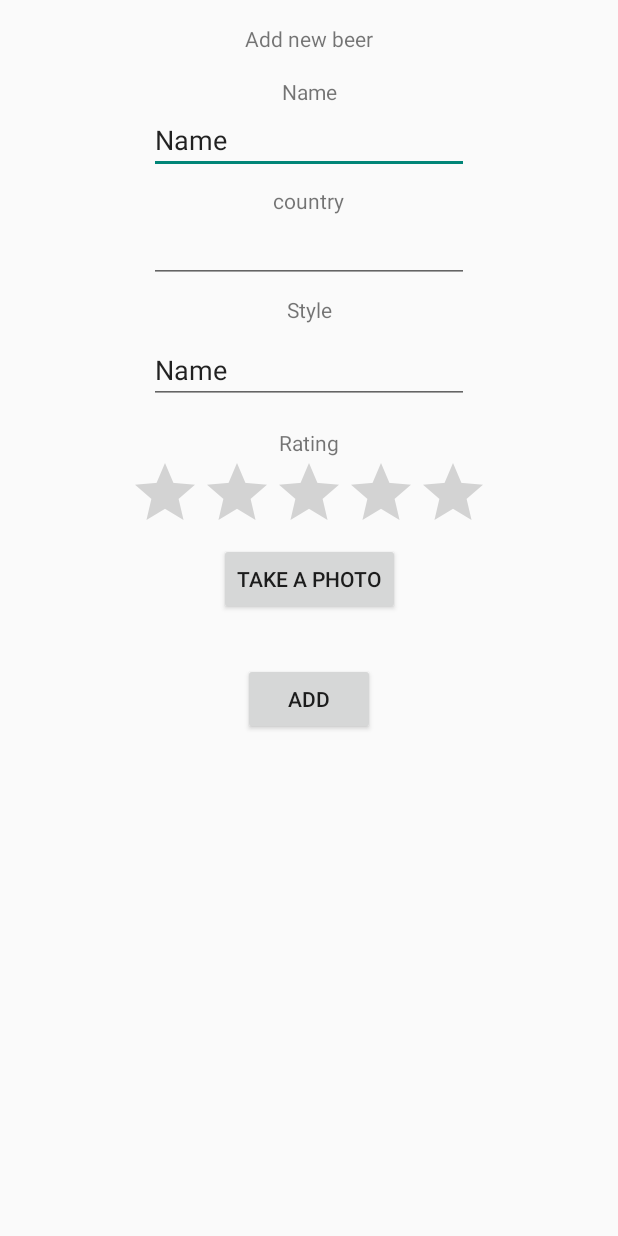
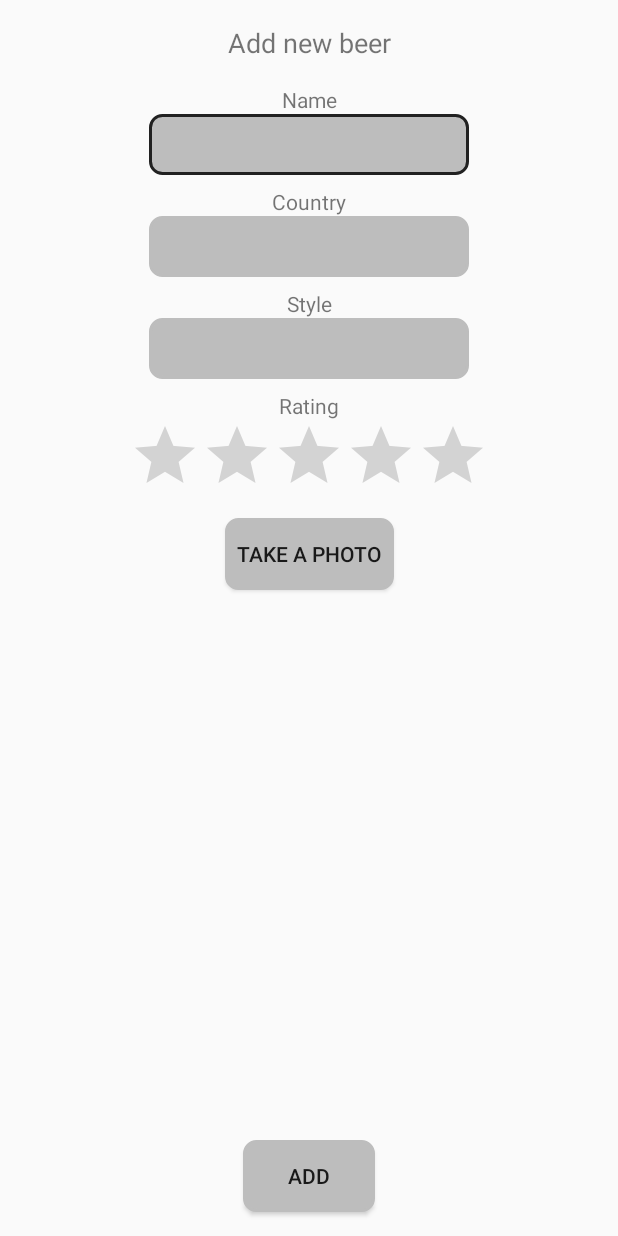
Before and after one commit to pchmielowski/BeerNotepad, an Android app: the AddBeerActivity screen opened directly, with no data from a screen before it, on a phone screen of 412 x 824 dp. Run offline under Robolectric (Android 15) with nearby library versions, the phone set to English and light mode, and no system bars; our stand-ins replace ButterKnife, Dagger/Hilt's generated code, Firebase (no records; nobody signed in at launch, a user with empty details on screens opened directly); libraries missing offline, so code that uses them is left out: com.jakewharton.rxbinding, com.kelvinapps.rxfirebase, rx.functions, rx.subjects; 1 statement that could not run was skipped.

Commit message:
activity_add_beer looks much better

```diff
--- a/app/src/main/java/net/chmielowski/beer/ui/addbeer/AddBeerActivity.java
+++ b/app/src/main/java/net/chmielowski/beer/ui/addbeer/AddBeerActivity.java
@@ -6,6 +6,7 @@ import android.os.Bundle;
 import android.provider.MediaStore;
 import android.support.annotation.NonNull;
 import android.support.v7.app.AppCompatActivity;
+import android.view.View;
 import android.widget.ImageView;
 
 import net.chmielowski.beer.BeerApplication;
@@ -64,8 +65,11 @@ public final class AddBeerActivity extends AppCompatActivity {
     }
 
     private void showImage(final Bitmap bmp) {
-        ((ImageView) findViewById(R.id.add_iv_picture))
-                .setImageBitmap(bmp);
+        final ImageView imageView = (ImageView) findViewById(
+                R.id.add_iv_picture);
+        findViewById(R.id.add_btn_picture).setVisibility(View.INVISIBLE);
+        imageView.setVisibility(View.VISIBLE);
+        imageView.setImageBitmap(bmp);
     }
 
     @NonNull
--- a/app/src/main/res/layout/activity_add_beer.xml
+++ b/app/src/main/res/layout/activity_add_beer.xml
@@ -22,9 +22,10 @@
         android:id="@+id/add_et_name"
         android:layout_width="wrap_content"
         android:layout_height="wrap_content"
+        android:background="@drawable/rounded_rect"
         android:ems="10"
         android:inputType="textPersonName"
-        android:text="Name"
+        android:padding="8dp"
         app:layout_constraintLeft_toLeftOf="parent"
         app:layout_constraintRight_toRightOf="parent"
         app:layout_constraintTop_toBottomOf="@+id/textView"
@@ -35,8 +36,8 @@
         android:id="@+id/textView2"
         android:layout_width="wrap_content"
         android:layout_height="wrap_content"
-        android:layout_marginTop="16dp"
-        android:text="Rating"
+        android:layout_marginTop="8dp"
+        android:text="@string/Rating"
         app:layout_constraintLeft_toLeftOf="parent"
         app:layout_constraintRight_toRightOf="parent"
         app:layout_constraintTop_toBottomOf="@+id/add_et_style"
@@ -59,7 +60,7 @@
         android:layout_width="wrap_content"
         android:layout_height="wrap_content"
         android:layout_marginTop="8dp"
-        android:text="@string/country"
+        android:text="@string/Country"
         app:layout_constraintLeft_toLeftOf="parent"
         app:layout_constraintRight_toRightOf="parent"
         app:layout_constraintTop_toBottomOf="@+id/add_et_name"
@@ -70,8 +71,10 @@
         android:id="@+id/add_et_country"
         android:layout_width="wrap_content"
         android:layout_height="wrap_content"
+        android:background="@drawable/rounded_rect"
         android:ems="10"
         android:inputType="textMultiLine"
+        android:padding="8dp"
         app:layout_constraintLeft_toLeftOf="parent"
         app:layout_constraintRight_toRightOf="parent"
         app:layout_constraintTop_toBottomOf="@+id/textView3"
@@ -84,6 +87,7 @@
         android:layout_height="wrap_content"
         android:layout_marginTop="16dp"
         android:text="@string/add_new_beer"
+        android:textSize="18sp"
         app:layout_constraintLeft_toLeftOf="parent"
         app:layout_constraintRight_toRightOf="parent"
         app:layout_constraintTop_toTopOf="parent"
@@ -98,7 +102,7 @@
         android:layout_marginEnd="16dp"
         android:layout_marginStart="16dp"
         android:layout_marginTop="8dp"
-        android:text="Style"
+        android:text="@string/style"
         app:layout_constraintLeft_toLeftOf="parent"
         app:layout_constraintRight_toRightOf="parent"
         app:layout_constraintTop_toBottomOf="@+id/add_et_country"/>
@@ -109,10 +113,10 @@
         android:layout_height="wrap_content"
         android:layout_marginEnd="16dp"
         android:layout_marginStart="16dp"
-        android:layout_marginTop="8dp"
+        android:background="@drawable/rounded_rect"
         android:ems="10"
         android:inputType="textPersonName"
-        android:text="Name"
+        android:padding="8dp"
         app:layout_constraintLeft_toLeftOf="parent"
         app:layout_constraintRight_toRightOf="parent"
         app:layout_constraintTop_toBottomOf="@+id/textView4"/>
@@ -121,30 +125,38 @@
         android:id="@+id/add_iv_picture"
         android:layout_width="wrap_content"
         android:layout_height="wrap_content"
+        android:layout_marginTop="32dp"
+        android:visibility="invisible"
+        app:layout_constraintLeft_toLeftOf="parent"
         app:layout_constraintRight_toRightOf="parent"
-        app:layout_constraintTop_toBottomOf="@+id/add_rb_rating"/>
+        app:layout_constraintTop_toBottomOf="@+id/add_rb_rating"
+        tools:src="@android:drawable/ic_media_ff"
+        tools:visibility="visible"/>
 
     <Button
         android:id="@+id/add_btn_picture"
         android:layout_width="wrap_content"
         android:layout_height="wrap_content"
+        android:layout_marginTop="8dp"
+        android:background="@drawable/rounded_rect"
+        android:padding="8dp"
         android:text="Take a photo"
         app:layout_constraintLeft_toLeftOf="parent"
-        app:layout_constraintRight_toLeftOf="@id/add_iv_picture"
-        app:layout_constraintTop_toBottomOf="@+id/add_rb_rating"
-        tools:layout_editor_absoluteX="160dp"
-        tools:layout_editor_absoluteY="288dp"/>
+        app:layout_constraintRight_toRightOf="parent"
+        app:layout_constraintTop_toBottomOf="@+id/add_rb_rating"/>
 
 
     <Button
         android:id="@+id/add_btn_ok"
         android:layout_width="wrap_content"
         android:layout_height="wrap_content"
-        android:layout_marginTop="32dp"
+        android:layout_marginBottom="16dp"
+        android:background="@drawable/rounded_rect"
+        android:padding="8dp"
         android:text="Add"
+        app:layout_constraintBottom_toBottomOf="parent"
         app:layout_constraintLeft_toLeftOf="parent"
         app:layout_constraintRight_toRightOf="parent"
-        app:layout_constraintTop_toBottomOf="@+id/add_btn_picture"
         tools:layout_constraintLeft_creator="1"
         tools:layout_constraintRight_creator="1"/>
 
--- a/app/src/main/res/values/strings.xml
+++ b/app/src/main/res/values/strings.xml
@@ -33,6 +33,8 @@
     <string name="country">country</string>
     <string name="rating">rating</string>
     <string name="name">name</string>
+    <string name="style">Style</string>
+    <string name="Rating">Rating</string>
 
     <string-array name="sortBy">
         <item>@string/rating</item>
```
